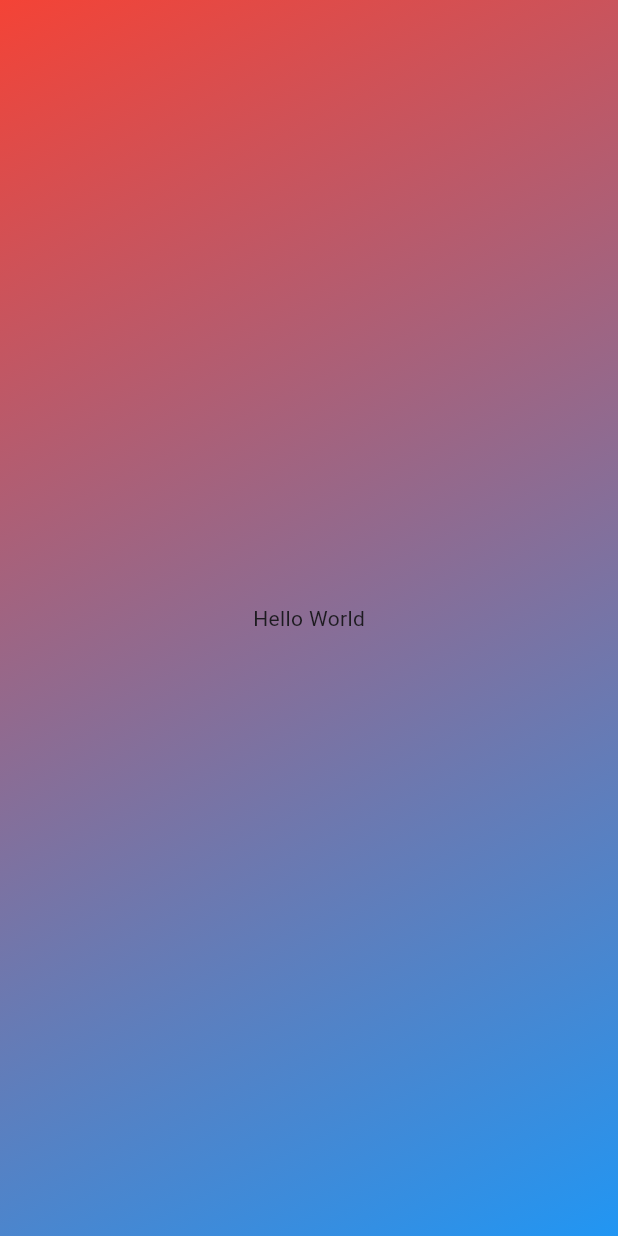
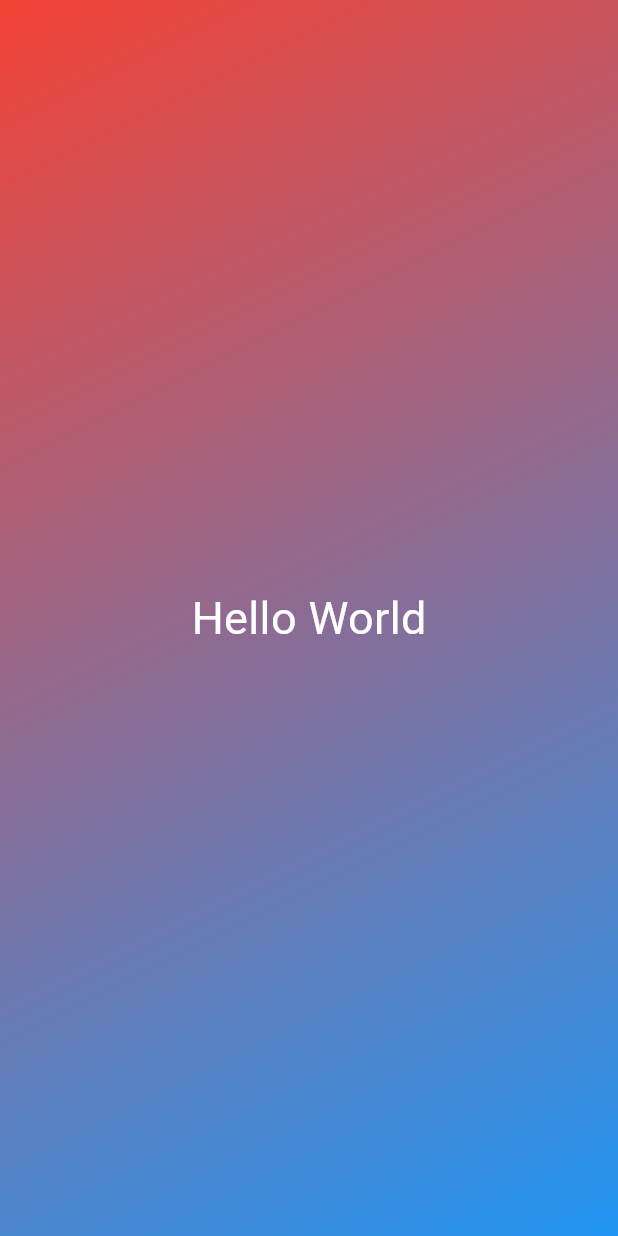
Before and after one commit to jefflueck/first_app, a Flutter app: the screen it shows after launch, on a phone screen of 412 x 824 dp. Run offline on Flutter 3.47's test engine with Material 3 defaults, Android fonts, the phone set to English and light mode, and no system bars.

```diff
--- a/lib/main.dart
+++ b/lib/main.dart
@@ -1,10 +1,20 @@
 import 'package:flutter/material.dart';
+import 'package:flutter/widgets.dart';
 
 void main() {
   runApp(
     MaterialApp(
       home: Scaffold(
-        body: Container(
+        body: GradientContainer(),
+      ),
+    ),
+  );
+}
+
+class GradientContainer extends StatelessWidget {
+  @override
+  Widget build(context) {
+    return Container(
       decoration: const BoxDecoration(
         gradient: LinearGradient(
           colors: [Colors.red, Colors.blue],
@@ -13,10 +23,14 @@ void main() {
         ),
       ),
       child: const Center(
-            child: Text('Hello World'),
-          ),
+        child: Text(
+          'Hello World',
+          style: TextStyle(
+            fontSize: 30,
+            color: Colors.white,
           ),
         ),
       ),
     );
   }
+}
```
Lines whose indentation alone changed are shown as unchanged.
